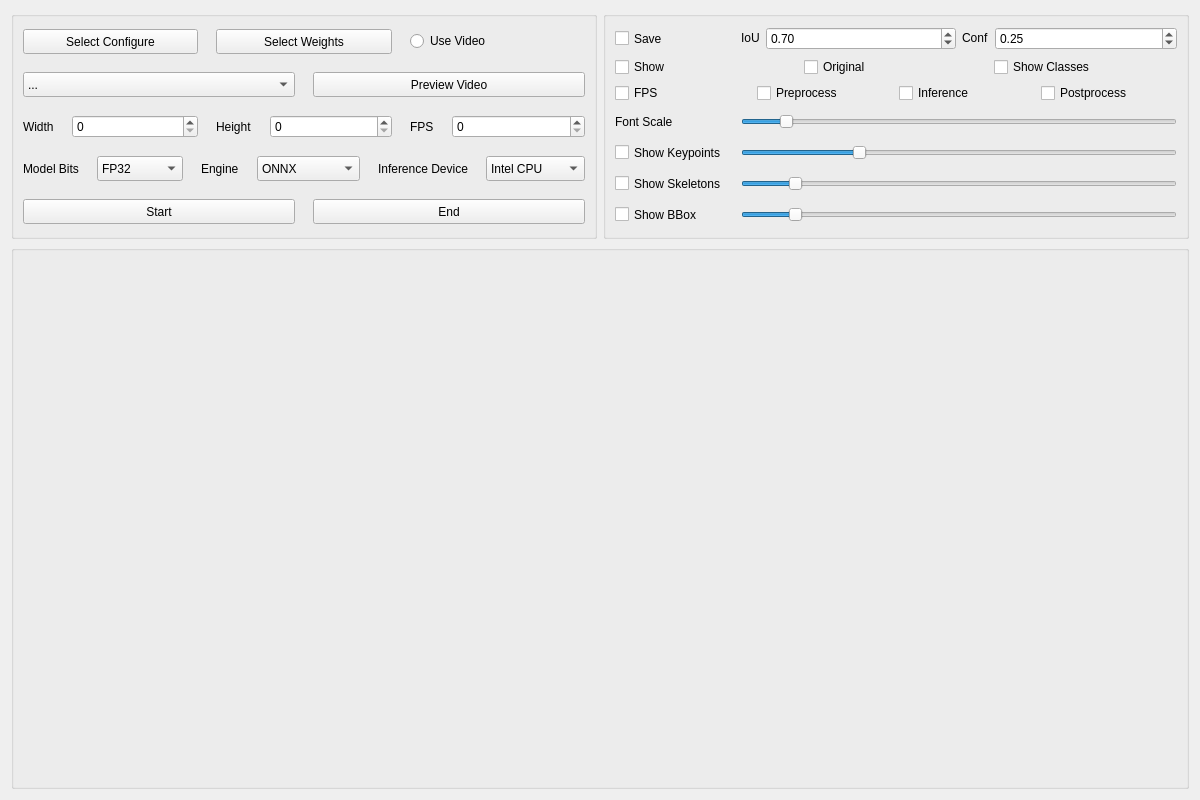
wux024/AnimalPoseTracker, file animalposetracker/gui/ui/inferencer.ui: the form before one commit.
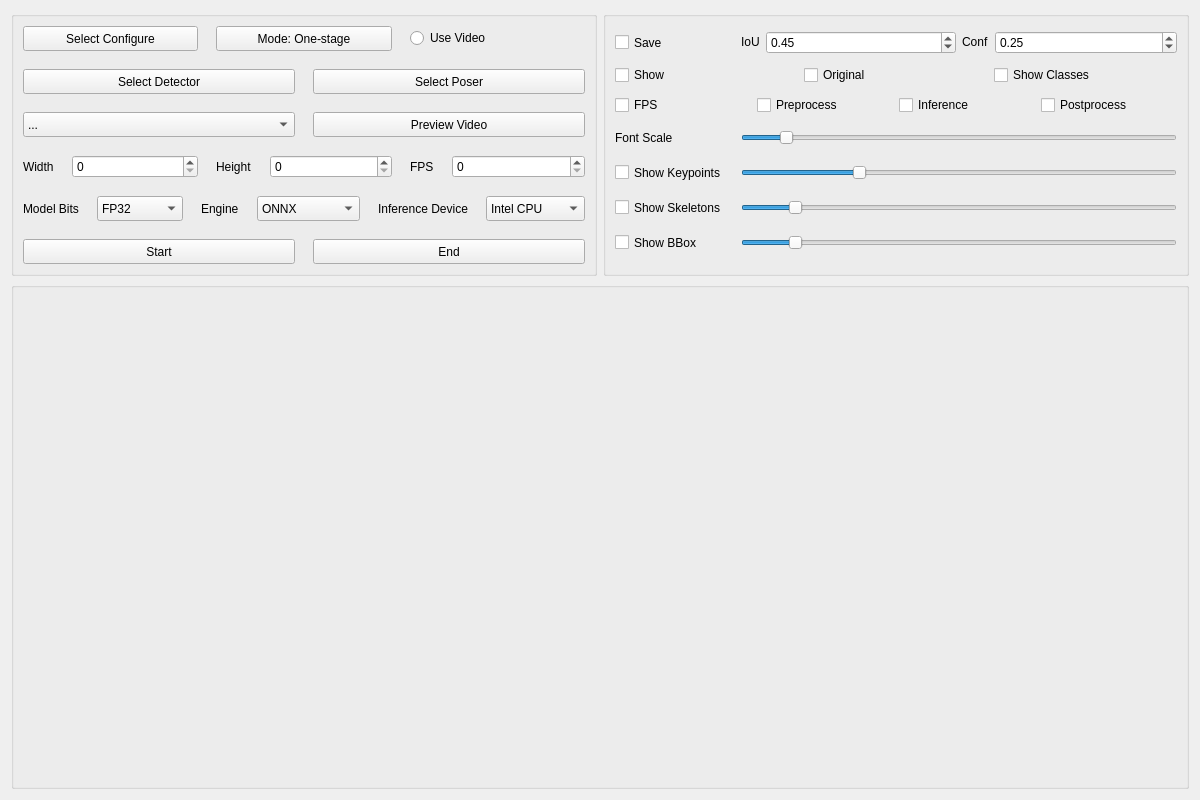
The form after the commit.

Commit message: Run the two-stage stream from the inferencer page

Diff of the .ui file:
```diff
--- a/animalposetracker/gui/ui/inferencer.ui
+++ b/animalposetracker/gui/ui/inferencer.ui
@@ -90,7 +90,7 @@
                </size>
               </property>
               <property name="text">
-               <string>Select Weights</string>
+               <string>Mode: One-stage</string>
               </property>
              </widget>
             </item>
@@ -109,6 +109,60 @@
             </item>
            </layout>
           </item>
+          <item>
+           <layout class="QHBoxLayout" name="BaseModelsLayout">
+            <item>
+             <widget class="QPushButton" name="SelectDetector">
+              <property name="sizePolicy">
+               <sizepolicy hsizetype="Preferred" vsizetype="Fixed">
+                <horstretch>0</horstretch>
+                <verstretch>0</verstretch>
+               </sizepolicy>
+              </property>
+              <property name="minimumSize">
+               <size>
+                <width>0</width>
+                <height>25</height>
+               </size>
+              </property>
+              <property name="maximumSize">
+               <size>
+                <width>16777215</width>
+                <height>25</height>
+               </size>
+              </property>
+              <property name="text">
+               <string>Select Detector</string>
+              </property>
+             </widget>
+            </item>
+            <item>
+             <widget class="QPushButton" name="SelectPoser">
+              <property name="sizePolicy">
+               <sizepolicy hsizetype="Preferred" vsizetype="Fixed">
+                <horstretch>0</horstretch>
+                <verstretch>0</verstretch>
+               </sizepolicy>
+              </property>
+              <property name="minimumSize">
+               <size>
+                <width>0</width>
+                <height>25</height>
+               </size>
+              </property>
+              <property name="maximumSize">
+               <size>
+                <width>16777215</width>
+                <height>25</height>
+               </size>
+              </property>
+              <property name="text">
+               <string>Select Poser</string>
+              </property>
+             </widget>
+            </item>
+           </layout>
+          </item>
           <item>
            <layout class="QHBoxLayout" name="CameraVideosLayout">
             <item>
@@ -538,7 +592,7 @@
                <double>0.010000000000000</double>
               </property>
               <property name="value">
-               <double>0.700000000000000</double>
+               <double>0.450000000000000</double>
               </property>
              </widget>
             </item>
```
Left out of the diff: 2 changed lines with no effect on the pictures. The commit also changes 5 other files.
